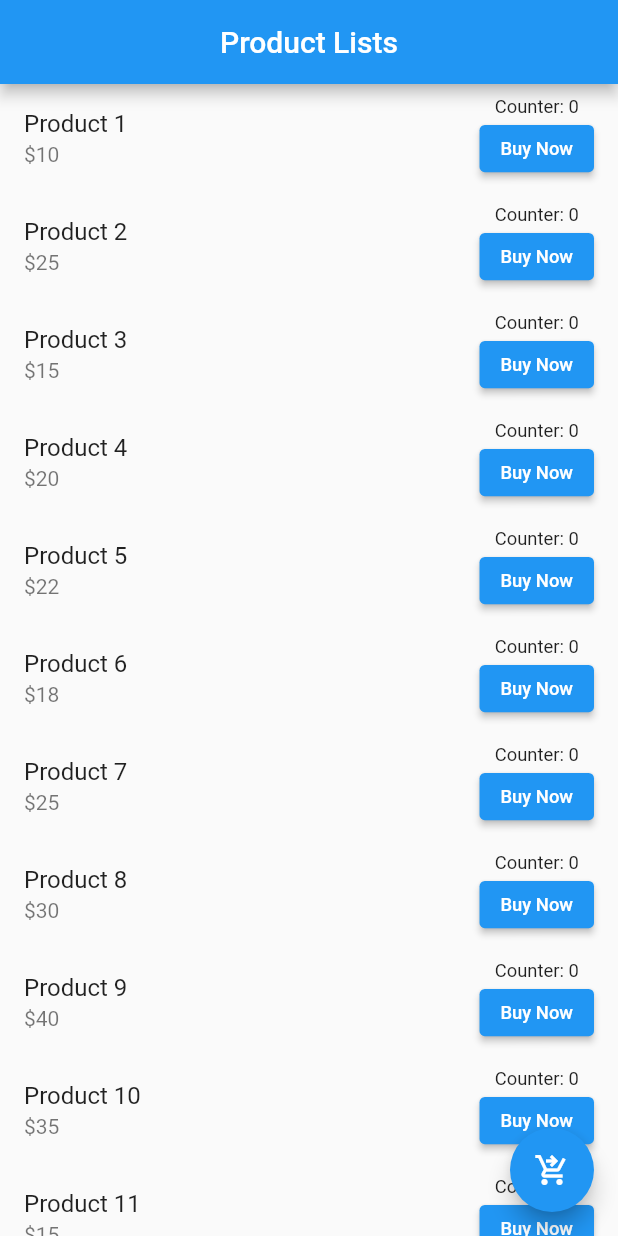
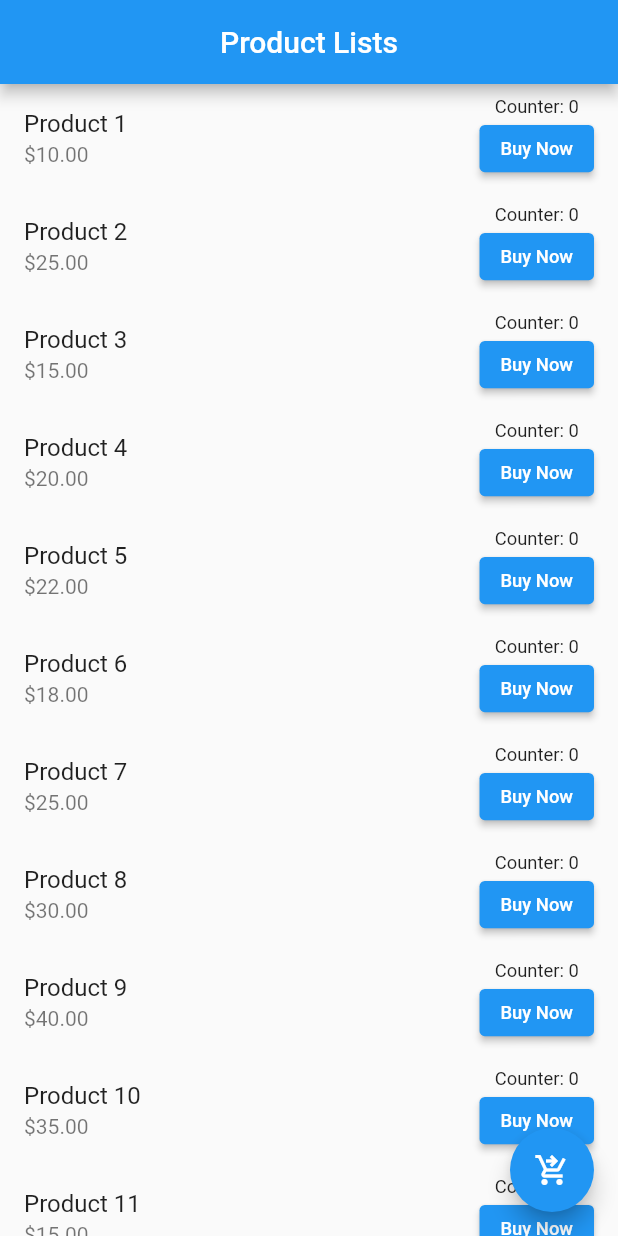
Before and after one commit to kamruzzaman-aman/Assignment-7, a Flutter app: the screen it shows after launch, on a phone screen of 412 x 824 dp. Run offline on Flutter 3.47's test engine with Material 2 defaults, Android fonts, the phone set to English and light mode, and no system bars.

Commit message:
Assignment-7
Assignment-7

```diff
--- a/lib/main.dart
+++ b/lib/main.dart
@@ -24,21 +24,21 @@ class ProductList extends StatefulWidget {
 
 class _ProductListState extends State<ProductList> {
   List<Map<String, dynamic>> productList = [
-    {'productName': 'Product 1', 'productPrice': '10'},
-    {'productName': 'Product 2', 'productPrice': '25'},
-    {'productName': 'Product 3', 'productPrice': '15'},
-    {'productName': 'Product 4', 'productPrice': '20'},
-    {'productName': 'Product 5', 'productPrice': '22'},
-    {'productName': 'Product 6', 'productPrice': '18'},
-    {'productName': 'Product 7', 'productPrice': '25'},
-    {'productName': 'Product 8', 'productPrice': '30'},
-    {'productName': 'Product 9', 'productPrice': '40'},
-    {'productName': 'Product 10', 'productPrice': '35'},
-    {'productName': 'Product 11', 'productPrice': '15'},
-    {'productName': 'Product 12', 'productPrice': '15'},
-    {'productName': 'Product 13', 'productPrice': '20'},
-    {'productName': 'Product 14', 'productPrice': '30'},
-    {'productName': 'Product 15', 'productPrice': '35'}
+    {'productName': 'Product 1', 'productPrice': '10.00'},
+    {'productName': 'Product 2', 'productPrice': '25.00'},
+    {'productName': 'Product 3', 'productPrice': '15.00'},
+    {'productName': 'Product 4', 'productPrice': '20.00'},
+    {'productName': 'Product 5', 'productPrice': '22.00'},
+    {'productName': 'Product 6', 'productPrice': '18.00'},
+    {'productName': 'Product 7', 'productPrice': '25.00'},
+    {'productName': 'Product 8', 'productPrice': '30.00'},
+    {'productName': 'Product 9', 'productPrice': '40.00'},
+    {'productName': 'Product 10', 'productPrice': '35.00'},
+    {'productName': 'Product 11', 'productPrice': '15.00'},
+    {'productName': 'Product 12', 'productPrice': '15.00'},
+    {'productName': 'Product 13', 'productPrice': '20.00'},
+    {'productName': 'Product 14', 'productPrice': '30.00'},
+    {'productName': 'Product 15', 'productPrice': '35.00'}
   ];
 
   List<int> counters = [];
```
